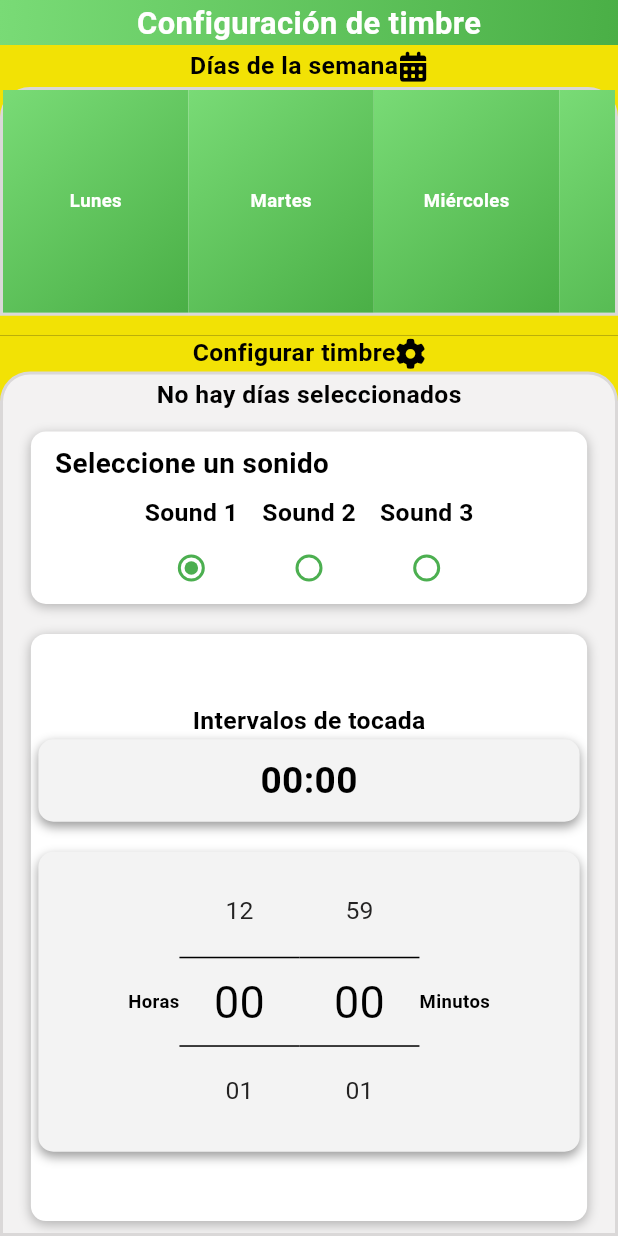
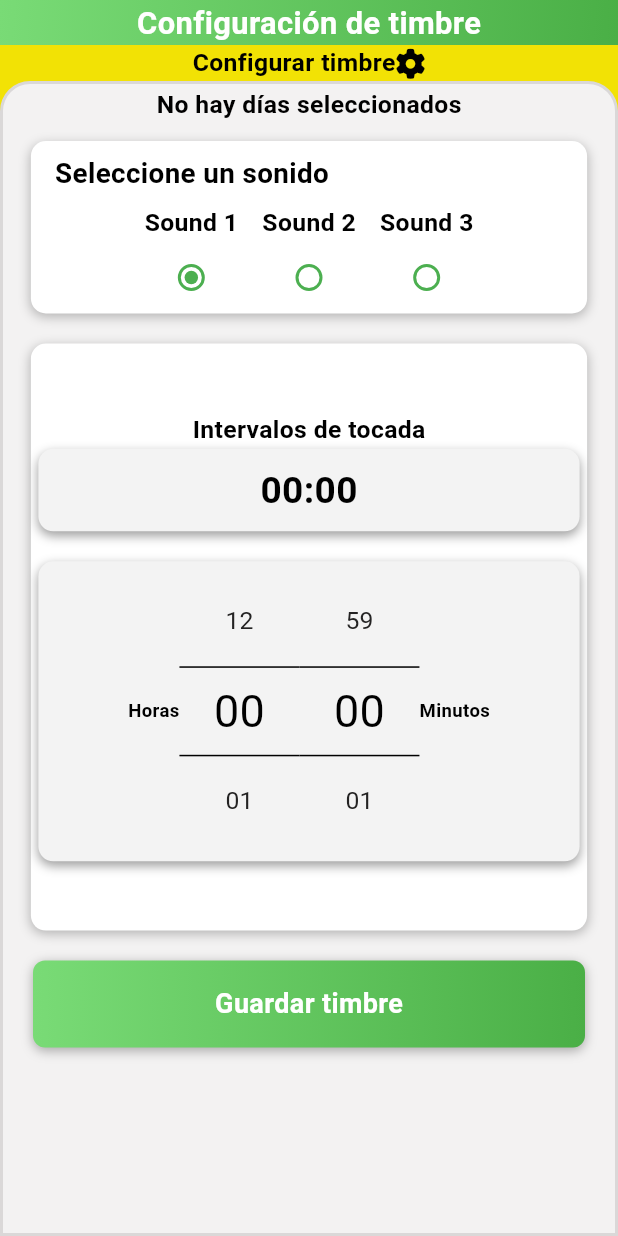
Before and after one commit to victorardila/alarmduino-upc, a Flutter app: the AlarmSettings widget shown alone on an empty page, opened directly, on a phone screen of 412 x 824 dp. Run offline on Flutter 3.47's test engine with Material 3 defaults, Android fonts, the phone set to English and light mode, and no system bars; drawn by our look-alikes of numberpicker; our stand-ins replace animate_do, animated_text_kit, awesome_snackbar_content, curved_navigation_bar, flutter_bluetooth_serial, flutter_svg and 5 more; missing offline and left inert: infinite_listview; accounts and stored records are empty; Roboto replaces fonts that are missing (Italianno-Regular, Roboto-Regular).

Commit message:
Cambios visuales

```diff
--- a/lib/ui/views/alarm_settings.dart
+++ b/lib/ui/views/alarm_settings.dart
@@ -168,79 +168,79 @@ class _AlarmSettingsState extends State<AlarmSettings> {
               ],
             ),
           ),
-          SizedBox(
-            height: MediaQuery.of(context).size.height * 0.235,
-            width: MediaQuery.of(context).size.width,
-            child: Container(
-              color: Color.fromARGB(255, 242, 226, 5),
-              child: Column(
-                children: [
-                  Container(
-                      margin: EdgeInsets.symmetric(vertical: 2),
-                      child: Row(
-                        mainAxisAlignment: MainAxisAlignment.center,
-                        mainAxisSize: MainAxisSize.max,
-                        children: [
-                          Text(
-                            "Días de la semana",
-                            style: TextStyle(
-                              color: Color.fromARGB(255, 0, 0, 0),
-                              fontSize:
-                                  MediaQuery.of(context).size.width * 0.04,
-                              fontFamily: 'Italianno-Regular',
-                              fontWeight: FontWeight.bold,
-                            ),
-                          ),
-                          Icon(
-                            FontAwesomeIcons.solidCalendarDays,
-                            color: Color.fromARGB(255, 0, 0, 0),
-                            size: 20,
-                          )
-                        ],
-                      )),
-                  Container(
-                    height: MediaQuery.of(context).size.height * 0.185,
-                    decoration: BoxDecoration(
-                      border: Border.all(
-                        color: Color.fromRGBO(218, 216, 216, 1),
-                        width: 2,
-                      ),
-                      color: Color.fromRGBO(243, 242, 242, 1),
-                      borderRadius: BorderRadius.only(
-                        topLeft: Radius.circular(20),
-                        topRight: Radius.circular(20),
-                      ),
-                    ),
-                    // Crear lista de scroll horizontal
-                    child: ListView.builder(
-                      scrollDirection: Axis.horizontal,
-                      itemCount: 7,
-                      itemBuilder: (context, index) {
-                        return ItemDay(
-                          dia: index,
-                          alto: MediaQuery.of(context).size.height * 0.123,
-                          ancho: MediaQuery.of(context).size.width * 0.3,
-                          daySelected: selectedDays.contains(index),
-                          onDaySelected:
-                              handleDaySelection, // Paso de la función de selección
-                        );
-                      },
-                    ),
-                    // child: GridView.count(
-                    //   crossAxisCount: 3,
-                    //   children: List.generate(7, (index) {
-                    //     return ItemDay(
-                    //       dia: index,
-                    //       alto: MediaQuery.of(context).size.height * 0.123,
-                    //       ancho: MediaQuery.of(context).size.width * 0.3,
-                    //     );
-                    //   }),
-                    // ),
-                  ),
-                ],
-              ),
-            ),
-          ),
+          // SizedBox(
+          //   height: MediaQuery.of(context).size.height * 0.235,
+          //   width: MediaQuery.of(context).size.width,
+          //   child: Container(
+          //     color: Color.fromARGB(255, 242, 226, 5),
+          //     child: Column(
+          //       children: [
+          //         Container(
+          //             margin: EdgeInsets.symmetric(vertical: 2),
+          //             child: Row(
+          //               mainAxisAlignment: MainAxisAlignment.center,
+          //               mainAxisSize: MainAxisSize.max,
+          //               children: [
+          //                 Text(
+          //                   "Días de la semana",
+          //                   style: TextStyle(
+          //                     color: Color.fromARGB(255, 0, 0, 0),
+          //                     fontSize:
+          //                         MediaQuery.of(context).size.width * 0.04,
+          //                     fontFamily: 'Italianno-Regular',
+          //                     fontWeight: FontWeight.bold,
+          //                   ),
+          //                 ),
+          //                 Icon(
+          //                   FontAwesomeIcons.solidCalendarDays,
+          //                   color: Color.fromARGB(255, 0, 0, 0),
+          //                   size: 20,
+          //                 )
+          //               ],
+          //             )),
+          //         Container(
+          //           height: MediaQuery.of(context).size.height * 0.185,
+          //           decoration: BoxDecoration(
+          //             border: Border.all(
+          //               color: Color.fromRGBO(218, 216, 216, 1),
+          //               width: 2,
+          //             ),
+          //             color: Color.fromRGBO(243, 242, 242, 1),
+          //             borderRadius: BorderRadius.only(
+          //               topLeft: Radius.circular(20),
+          //               topRight: Radius.circular(20),
+          //             ),
+          //           ),
+          //           // Crear lista de scroll horizontal
+          //           child: ListView.builder(
+          //             scrollDirection: Axis.horizontal,
+          //             itemCount: 7,
+          //             itemBuilder: (context, index) {
+          //               return ItemDay(
+          //                 dia: index,
+          //                 alto: MediaQuery.of(context).size.height * 0.123,
+          //                 ancho: MediaQuery.of(context).size.width * 0.3,
+          //                 daySelected: selectedDays.contains(index),
+          //                 onDaySelected:
+          //                     handleDaySelection, // Paso de la función de selección
+          //               );
+          //             },
+          //           ),
+          //           // child: GridView.count(
+          //           //   crossAxisCount: 3,
+          //           //   children: List.generate(7, (index) {
+          //           //     return ItemDay(
+          //           //       dia: index,
+          //           //       alto: MediaQuery.of(context).size.height * 0.123,
+          //           //       ancho: MediaQuery.of(context).size.width * 0.3,
+          //           //     );
+          //           //   }),
+          //           // ),
+          //         ),
+          //       ],
+          //     ),
+          //   ),
+          // ),
           Expanded(
             child: Container(
               color: Color.fromARGB(255, 242, 226, 5),
```
